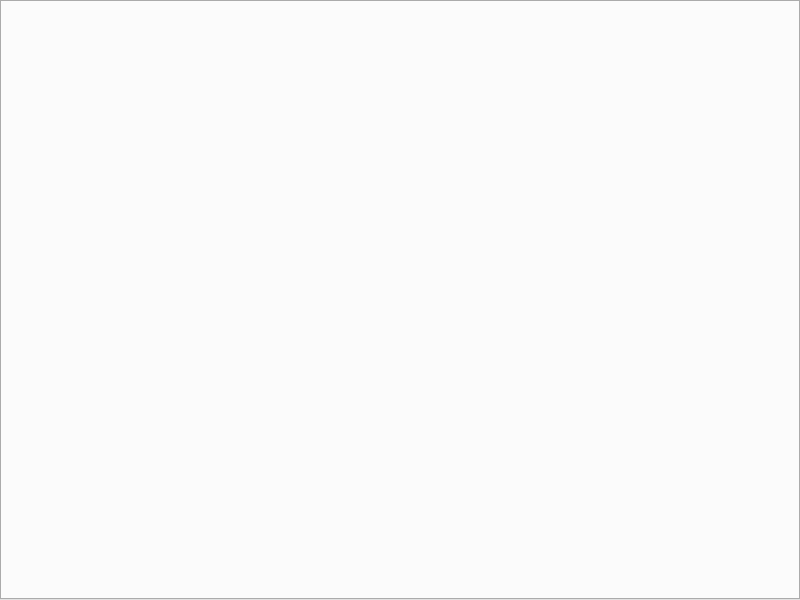
PKUCodeProjPractice/PKUDish, file mainwindow.ui: the form before one commit.
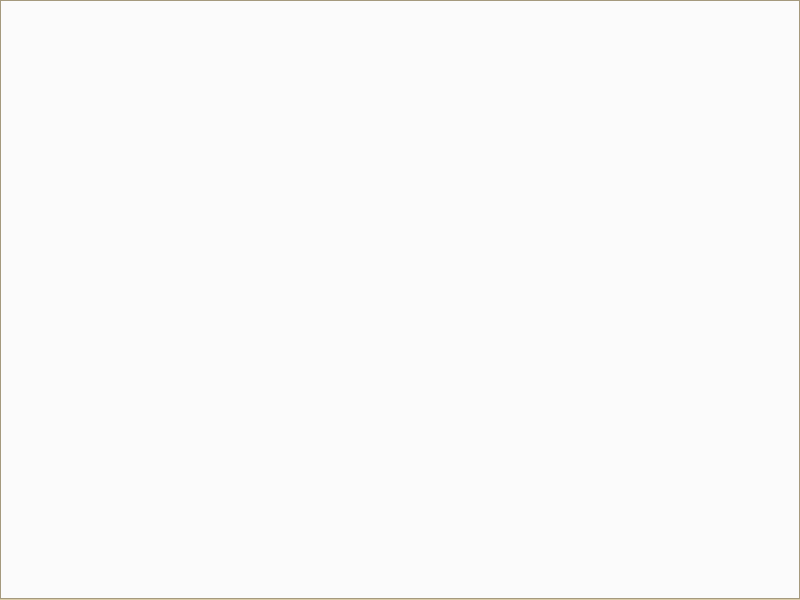
The form after the commit. Icons and pictures are not drawn.

What changed in the file:
```diff
--- a/mainwindow.ui
+++ b/mainwindow.ui
@@ -17,7 +17,13 @@
    <iconset resource="assets.qrc">
     <normaloff>:/assets/icons/main-icon.svg</normaloff>:/assets/icons/main-icon.svg</iconset>
   </property>
+  <property name="styleSheet">
+   <string notr="true">QMainWindow{background-color:rgb(226, 211, 173)}</string>
+  </property>
   <widget class="QWidget" name="centralwidget">
+   <property name="styleSheet">
+    <string notr="true"/>
+   </property>
    <widget class="QTabWidget" name="tabWidget">
     <property name="geometry">
      <rect>
@@ -27,6 +33,14 @@
       <height>600</height>
      </rect>
     </property>
+    <property name="styleSheet">
+     <string notr="true">QTabBar{background-color:rgb(231, 216, 177)}
+QTabBar::tab:selected{background-color:rgb(231, 216, 177)}
+QTabBar::tab:!selected{background-color:rgb(209, 195, 106)}
+QTabWidget::pane{border:1bx solid black; background-color:rgba(231,216,177,255)}
+
+</string>
+    </property>
     <property name="currentIndex">
      <number>-1</number>
     </property>
```
